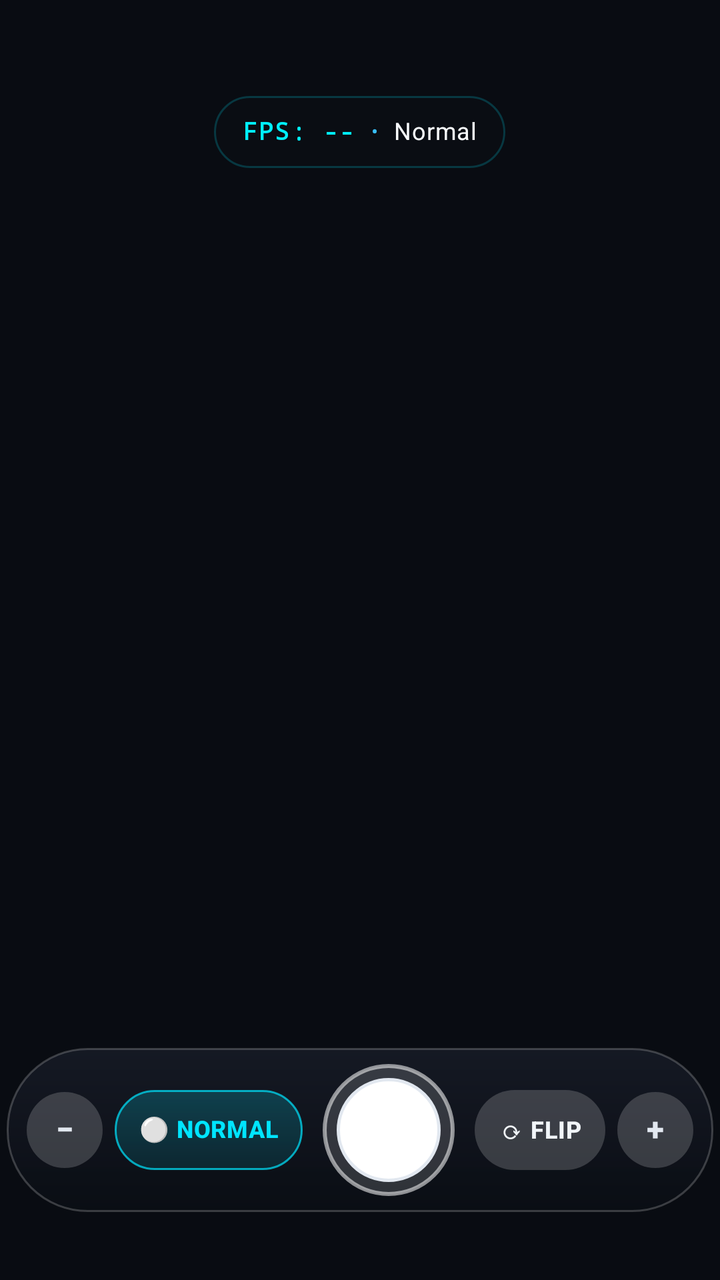
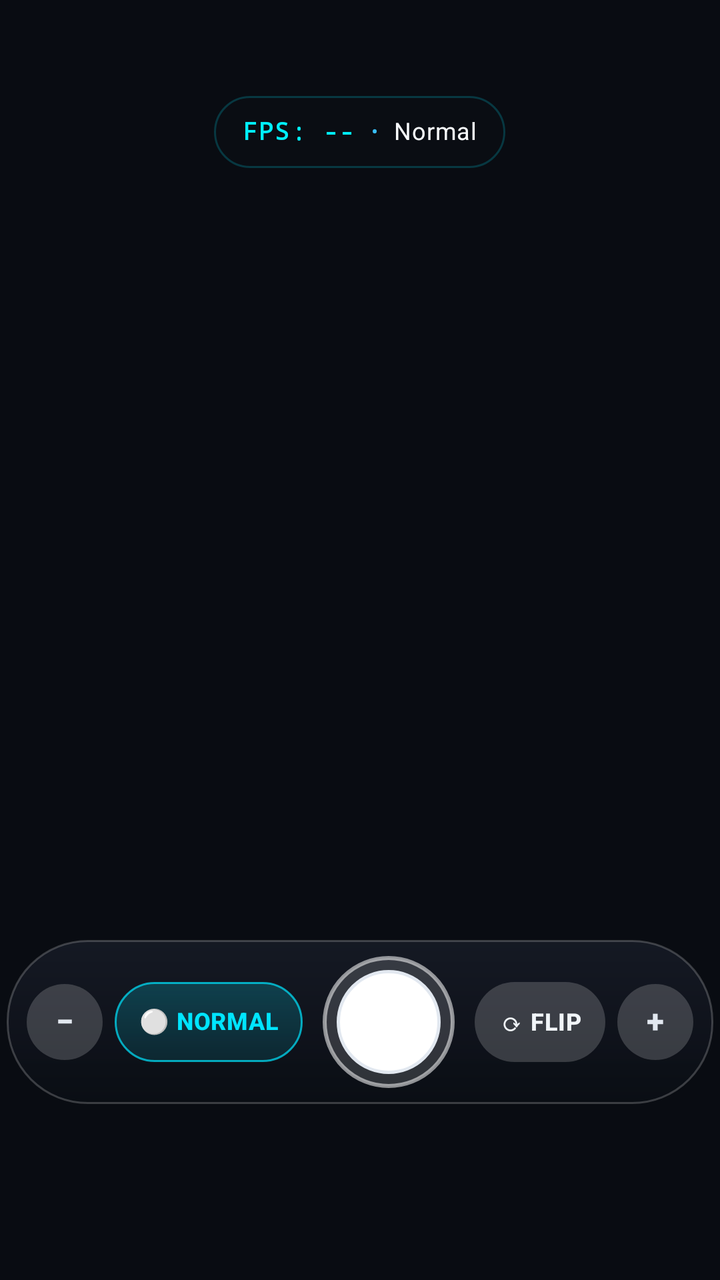

Compare the two renders of this Android layout. The source of the first and the diff that turns it into the second are given below.
<!-- AndroidManifest.xml: application theme Theme.Example_camera_opencv -->
<!-- res/layout/activity_camera.xml -->
<?xml version="1.0" encoding="utf-8"?>
<FrameLayout xmlns:android="http://schemas.android.com/apk/res/android"
    xmlns:app="http://schemas.android.com/apk/res-auto"
    android:id="@+id/root_container"
    android:layout_width="match_parent"
    android:layout_height="match_parent"
    android:background="#000000">

    
    <TextureView
        android:id="@+id/texture_view"
        android:layout_width="match_parent"
        android:layout_height="match_parent" />

    
    <ImageView
        android:id="@+id/image_view"
        android:layout_width="match_parent"
        android:layout_height="match_parent"
        android:scaleType="fitXY" />

    
    <View
        android:layout_width="match_parent"
        android:layout_height="140dp"
        android:layout_gravity="top"
        android:background="@drawable/scrim_top" />

    
    <View
        android:layout_width="match_parent"
        android:layout_height="180dp"
        android:layout_gravity="bottom"
        android:background="@drawable/scrim_bottom" />

    
    <View
        android:id="@+id/focus_ring"
        android:layout_width="72dp"
        android:layout_height="72dp"
        android:alpha="0.0"
        android:background="@drawable/bg_focus_ring" />

    
    <FrameLayout
        android:id="@+id/boot_cover"
        android:layout_width="match_parent"
        android:layout_height="match_parent"
        android:background="#090C12" />

    
    <View
        android:id="@+id/flash_overlay"
        android:layout_width="match_parent"
        android:layout_height="match_parent"
        android:alpha="0.0"
        android:background="#FFFFFF" />

    
    <LinearLayout
        android:id="@+id/hud_badge"
        android:layout_width="wrap_content"
        android:layout_height="36dp"
        android:layout_gravity="top|center_horizontal"
        android:layout_marginTop="48dp"
        android:background="@drawable/bg_hud_badge"
        android:gravity="center"
        android:orientation="horizontal"
        android:paddingStart="14dp"
        android:paddingEnd="14dp">

        
        <TextView
            android:id="@+id/txt_fps"
            android:layout_width="wrap_content"
            android:layout_height="wrap_content"
            android:fontFamily="monospace"
            android:includeFontPadding="false"
            android:letterSpacing="0.06"
            android:text="FPS: --"
            android:textColor="#00F0FF"
            android:textSize="12sp"
            android:textStyle="bold" />

        <TextView
            android:id="@+id/txt_sep"
            android:layout_width="wrap_content"
            android:layout_height="wrap_content"
            android:includeFontPadding="false"
            android:paddingStart="8dp"
            android:paddingEnd="8dp"
            android:text="•"
            android:textColor="#38BDF8"
            android:textSize="10sp" />

        
        <TextView
            android:id="@+id/txt_mode"
            android:layout_width="wrap_content"
            android:layout_height="wrap_content"
            android:includeFontPadding="false"
            android:letterSpacing="0.02"
            android:text="Normal"
            android:textColor="#F8FAFC"
            android:textSize="12sp"
            android:textStyle="normal" />
    </LinearLayout>

    
    <TextView
        android:id="@+id/save_toast"
        android:layout_width="wrap_content"
        android:layout_height="wrap_content"
        android:layout_gravity="top|center_horizontal"
        android:layout_marginTop="96dp"
        android:alpha="0.0"
        android:background="@drawable/bg_save_toast"
        android:includeFontPadding="false"
        android:letterSpacing="0.03"
        android:paddingStart="16dp"
        android:paddingTop="7dp"
        android:paddingEnd="16dp"
        android:paddingBottom="7dp"
        android:text="✓  SAVED TO GALLERY"
        android:textColor="#00FFA3"
        android:textSize="11sp"
        android:textStyle="bold" />

    
    <LinearLayout
        android:id="@+id/dock"
        android:layout_width="wrap_content"
        android:layout_height="wrap_content"
        android:layout_gravity="bottom|center_horizontal"
        android:layout_marginBottom="34dp"
        android:background="@drawable/bg_dock"
        android:gravity="center_vertical|center_horizontal"
        android:orientation="horizontal"
        android:paddingStart="10dp"
        android:paddingTop="8dp"
        android:paddingEnd="10dp"
        android:paddingBottom="8dp">

        
        <Button
            android:id="@+id/btn_zoom_out"
            android:layout_width="38dp"
            android:layout_height="38dp"
            android:layout_marginEnd="6dp"
            android:background="@drawable/bg_btn_glass"
            android:gravity="center"
            android:includeFontPadding="false"
            android:minWidth="0dp"
            android:minHeight="0dp"
            android:padding="0dp"
            android:stateListAnimator="@null"
            android:text="−"
            android:textColor="#E2E8F0"
            android:textSize="16sp"
            android:textStyle="bold"
            app:backgroundTint="@null" />

        
        <Button
            android:id="@+id/btn_mode"
            android:layout_width="wrap_content"
            android:layout_height="40dp"
            android:layout_marginEnd="10dp"
            android:background="@drawable/bg_btn_mode"
            android:gravity="center"
            android:includeFontPadding="false"
            android:letterSpacing="0.02"
            android:minWidth="0dp"
            android:minHeight="0dp"
            android:paddingStart="12dp"
            android:paddingEnd="12dp"
            android:stateListAnimator="@null"
            android:text="⚪ Normal"
            android:textColor="#00E5FF"
            android:textSize="12sp"
            android:textStyle="bold"
            app:backgroundTint="@null" />

        
        <FrameLayout
            android:id="@+id/shutter_container"
            android:layout_width="66dp"
            android:layout_height="66dp"
            android:layout_marginEnd="10dp"
            android:background="@drawable/bg_shutter_ring">

            
            <Button
                android:id="@+id/btn_capture"
                android:layout_width="52dp"
                android:layout_height="52dp"
                android:layout_gravity="center"
                android:background="@drawable/bg_shutter_btn"
                android:minWidth="0dp"
                android:minHeight="0dp"
                android:padding="0dp"
                android:stateListAnimator="@null"
                android:text=""
                app:backgroundTint="@null" />
        </FrameLayout>

        
        <Button
            android:id="@+id/btn_switch"
            android:layout_width="wrap_content"
            android:layout_height="40dp"
            android:layout_marginEnd="6dp"
            android:background="@drawable/bg_btn_glass"
            android:gravity="center"
            android:includeFontPadding="false"
            android:letterSpacing="0.02"
            android:minWidth="0dp"
            android:minHeight="0dp"
            android:paddingStart="12dp"
            android:paddingEnd="12dp"
            android:stateListAnimator="@null"
            android:text="⟳ Flip"
            android:textColor="#F1F5F9"
            android:textSize="12sp"
            android:textStyle="bold"
            app:backgroundTint="@null" />

        
        <Button
            android:id="@+id/btn_zoom_in"
            android:layout_width="38dp"
            android:layout_height="38dp"
            android:background="@drawable/bg_btn_glass"
            android:gravity="center"
            android:includeFontPadding="false"
            android:minWidth="0dp"
            android:minHeight="0dp"
            android:padding="0dp"
            android:stateListAnimator="@null"
            android:text="+"
            android:textColor="#E2E8F0"
            android:textSize="16sp"
            android:textStyle="bold"
            app:backgroundTint="@null" />
    </LinearLayout>

</FrameLayout>
<!-- resources referenced by this layout -->
<resources>
  <!-- drawable bg_btn_glass (drawable) -->
  <?xml version="1.0" encoding="utf-8"?>
  <shape xmlns:android="http://schemas.android.com/apk/res/android"
      android:shape="rectangle">
      <corners android:radius="35dp" />
      <solid android:color="#2EFFFFFF" />
  </shape>
  <!-- drawable bg_btn_mode (drawable) -->
  <?xml version="1.0" encoding="utf-8"?>
  <shape xmlns:android="http://schemas.android.com/apk/res/android"
      android:shape="rectangle">
      <corners android:radius="24dp" />
      <gradient
          android:angle="270"
          android:startColor="#3300E5FF"
          android:endColor="#1A00E5FF"
          android:type="linear" />
      <stroke
          android:width="1dp"
          android:color="#B300E5FF" />
  </shape>
  <!-- drawable bg_dock (drawable) -->
  <?xml version="1.0" encoding="utf-8"?>
  <shape xmlns:android="http://schemas.android.com/apk/res/android"
      android:shape="rectangle">
      <corners android:radius="40dp" />
      <gradient
          android:angle="270"
          android:startColor="#D9161B26"
          android:endColor="#E60A0D14"
          android:type="linear" />
      <stroke
          android:width="1dp"
          android:color="#33FFFFFF" />
  </shape>
  <!-- drawable bg_focus_ring (drawable) -->
  <?xml version="1.0" encoding="utf-8"?>
  <shape xmlns:android="http://schemas.android.com/apk/res/android"
      android:shape="oval">
      <solid android:color="#1400E5FF" />
      <stroke
          android:width="1.5dp"
          android:color="#FF00E5FF" />
  </shape>
  <!-- drawable bg_hud_badge (drawable) -->
  <?xml version="1.0" encoding="utf-8"?>
  <shape xmlns:android="http://schemas.android.com/apk/res/android"
      android:shape="rectangle">
      <corners android:radius="40dp" />
      <solid android:color="#B30A0D14" />
      <stroke
          android:width="1dp"
          android:color="#3300E5FF" />
  </shape>
  <!-- drawable bg_save_toast (drawable) -->
  <?xml version="1.0" encoding="utf-8"?>
  <shape xmlns:android="http://schemas.android.com/apk/res/android"
      android:shape="rectangle">
      <corners android:radius="20dp" />
      <solid android:color="#F0051B14" />
      <stroke
          android:width="1dp"
          android:color="#8000FFA3" />
  </shape>
  <!-- drawable bg_shutter_btn (drawable) -->
  <?xml version="1.0" encoding="utf-8"?>
  <shape xmlns:android="http://schemas.android.com/apk/res/android"
      android:shape="oval">
      
      <solid android:color="#FFFFFF" />
      <stroke
          android:width="1.5dp"
          android:color="#E2E8F0" />
  </shape>
  <!-- drawable bg_shutter_ring (drawable) -->
  <?xml version="1.0" encoding="utf-8"?>
  <shape xmlns:android="http://schemas.android.com/apk/res/android"
      android:shape="oval">
      <solid android:color="#26FFFFFF" />
      <stroke
          android:width="2dp"
          android:color="#8AFFFFFF" />
  </shape>
  <!-- drawable scrim_bottom (drawable) -->
  <?xml version="1.0" encoding="utf-8"?>
  <shape xmlns:android="http://schemas.android.com/apk/res/android"
      android:shape="rectangle">
      <gradient
          android:angle="90"
          android:startColor="#B3000000"
          android:endColor="#00000000"
          android:type="linear" />
  </shape>
  <!-- drawable scrim_top (drawable) -->
  <?xml version="1.0" encoding="utf-8"?>
  <shape xmlns:android="http://schemas.android.com/apk/res/android"
      android:shape="rectangle">
      <gradient
          android:angle="270"
          android:startColor="#99000000"
          android:endColor="#00000000"
          android:type="linear" />
  </shape>
  <style name="Theme.Example_camera_opencv" parent="Base.Theme.Example_camera_opencv" />
  <style name="Base.Theme.Example_camera_opencv" parent="Theme.Material3.DayNight.NoActionBar">
          
          
      </style>
</resources>

<!-- the commit's change to res/layout/activity_camera.xml (unified diff, before → after) -->
@@ -29,7 +29,7 @@
     
     <View
         android:layout_width="match_parent"
-        android:layout_height="180dp"
+        android:layout_height="220dp"
         android:layout_gravity="bottom"
         android:background="@drawable/scrim_bottom" />
 
@@ -132,7 +132,7 @@
         android:layout_width="wrap_content"
         android:layout_height="wrap_content"
         android:layout_gravity="bottom|center_horizontal"
-        android:layout_marginBottom="34dp"
+        android:layout_marginBottom="88dp"
         android:background="@drawable/bg_dock"
         android:gravity="center_vertical|center_horizontal"
         android:orientation="horizontal"
